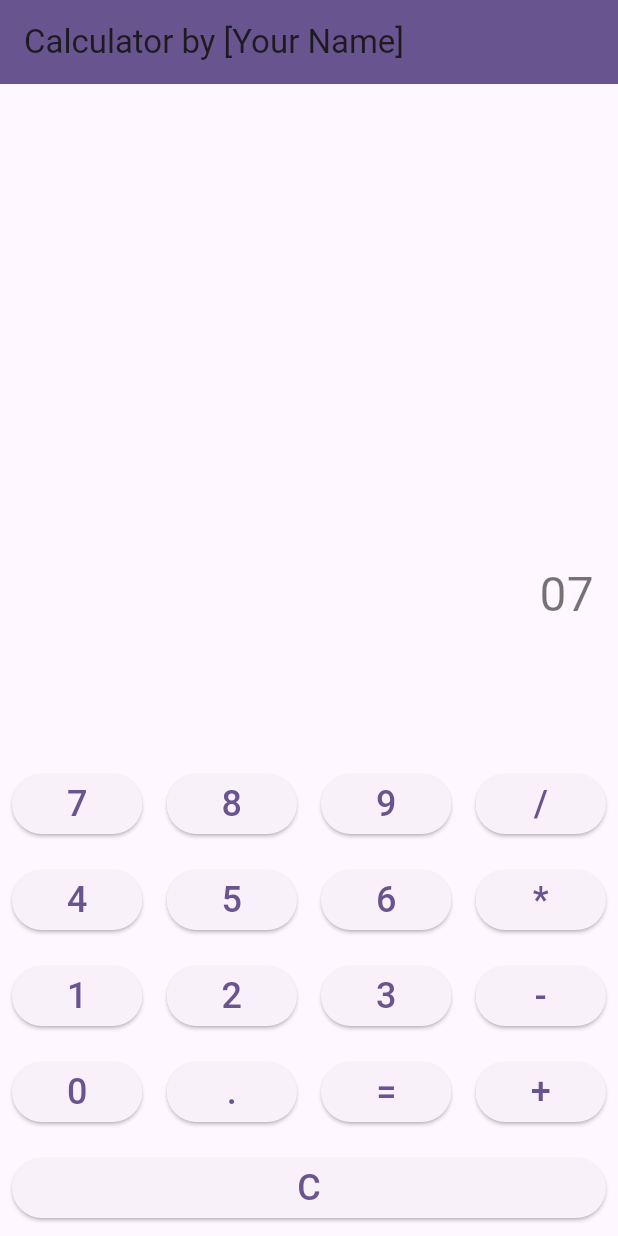
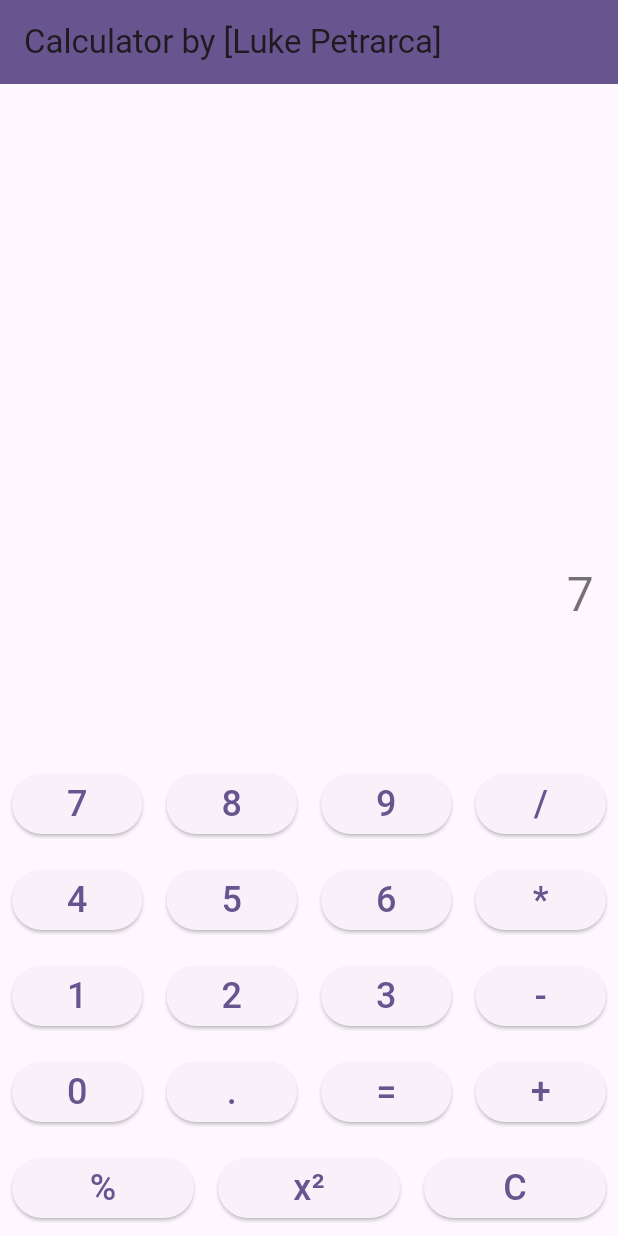
Before and after one commit to LukePetrarca/flutter-calculator, a Flutter app: the screen it shows after launch, after a tap on an icon or button, on a phone screen of 412 x 824 dp. Run offline on Flutter 3.47's test engine with Material 3 defaults, Android fonts, the phone set to English and light mode, and no system bars; missing offline and left inert: expressions.

Commit message:
Update main.dart

```diff
--- a/lib/main.dart
+++ b/lib/main.dart
@@ -41,8 +41,18 @@ class _CalculatorScreenState extends State<CalculatorScreen> {
         try {
           final expression = Expression.parse(_expression);
           final evaluator = const ExpressionEvaluator();
-          final Map<String, dynamic> context = {};  // Fix applied here
+          final Map<String, dynamic> context = {};
           _result = evaluator.eval(expression, context).toString();
+        } catch (e) {
+          _result = 'Error';
+        }
+      } else if (value == 'x²') {
+        try {
+          final expression = Expression.parse(_expression);
+          final evaluator = const ExpressionEvaluator();
+          final Map<String, dynamic> context = {};
+          final num result = evaluator.eval(expression, context);
+          _result = (result * result).toString();
         } catch (e) {
           _result = 'Error';
         }
@@ -71,7 +81,7 @@ class _CalculatorScreenState extends State<CalculatorScreen> {
   Widget build(BuildContext context) {
     return Scaffold(
       appBar: AppBar(
-        title: const Text('Calculator by [Your Name]'),
+        title: const Text('Calculator by [Luke Petrarca]'),
         backgroundColor: Theme.of(context).colorScheme.primary,
       ),
       body: Column(
@@ -102,7 +112,7 @@ class _CalculatorScreenState extends State<CalculatorScreen> {
               Row(children: [_buildButton('4'), _buildButton('5'), _buildButton('6'), _buildButton('*')]),
               Row(children: [_buildButton('1'), _buildButton('2'), _buildButton('3'), _buildButton('-')]),
               Row(children: [_buildButton('0'), _buildButton('.'), _buildButton('='), _buildButton('+')]),
-              Row(children: [_buildButton('C')]),
+              Row(children: [_buildButton('%'), _buildButton('x²'), _buildButton('C')]),
             ],
           )
         ],
```
